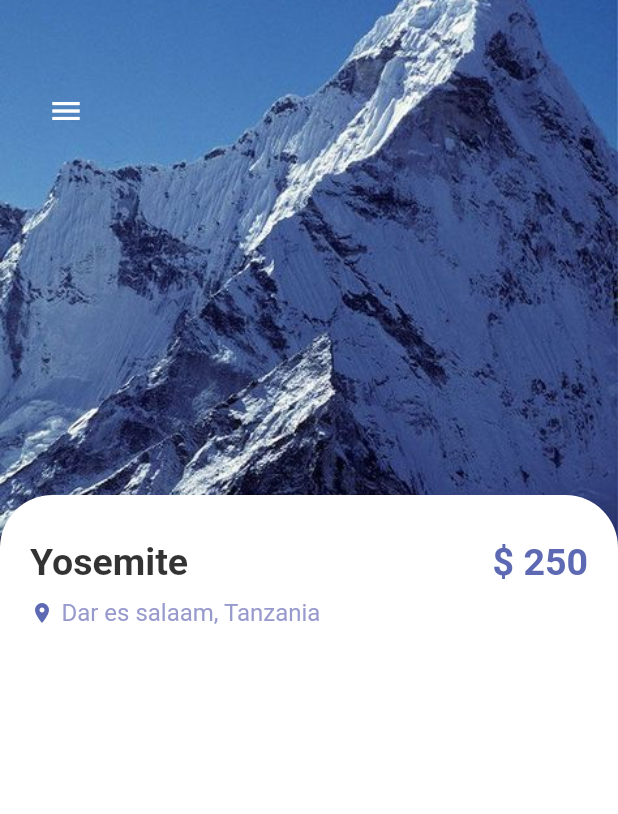
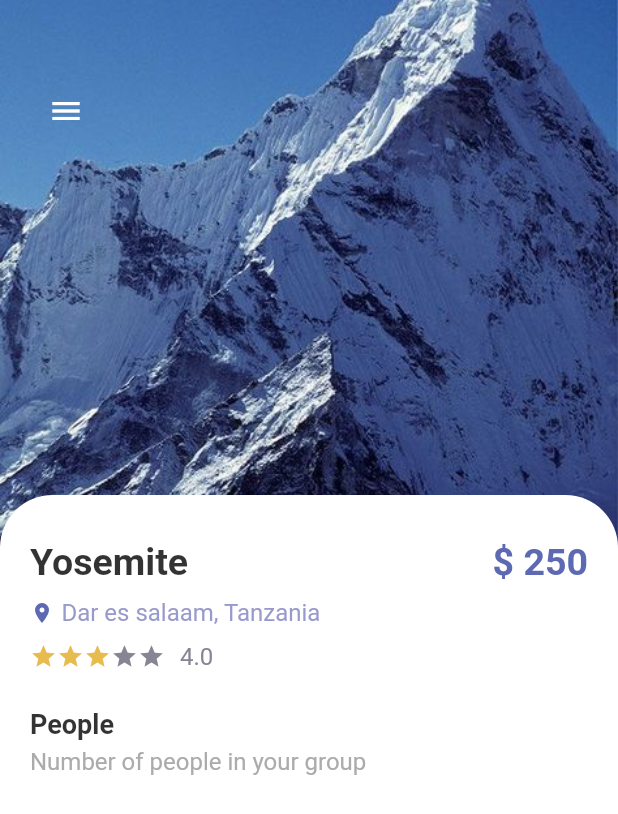
Before and after one commit to PeterShekiondo/Travel, a Flutter app: the screen it shows after launch, on a phone screen of 412 x 824 dp. Shown: the top 814 px of the screen. Run offline on Flutter 3.47's test engine with Material 2 defaults, Android fonts, the phone set to English and light mode, and no system bars.

Commit message:
proceed with detail page

```diff
--- a/lib/screens/detailPgae.dart
+++ b/lib/screens/detailPgae.dart
@@ -11,6 +11,7 @@ class DetailPage extends StatefulWidget {
 }
 
 class _DetailPageState extends State<DetailPage> {
+  int activeStars = 3;
   @override
   Widget build(BuildContext context) {
     return Scaffold(
@@ -59,6 +60,7 @@ class _DetailPageState extends State<DetailPage> {
                   )
                 ),
                 child: Column(
+                  crossAxisAlignment: CrossAxisAlignment.start,
                   children: [
                     Row(
                       mainAxisAlignment: MainAxisAlignment.spaceBetween,
@@ -74,7 +76,22 @@ class _DetailPageState extends State<DetailPage> {
                         SizedBox(width: 5,),
                         AppText(text: "Dar es salaam, Tanzania", size: 16, color: AppColors.textColor1,)
                       ],
-                    )
+                    ),
+                    SizedBox(height: 10,),
+                    Row(
+                      children: [
+                        Wrap(
+                          children: List.generate(5, (index) => Icon(Icons.star, color:index<activeStars? AppColors.starColor:AppColors.textColor2, size: 18,)),
+                        ),
+                        SizedBox(width: 10,),
+                        AppText(text: "4.0", color: AppColors.textColor2, size: 16,)
+                      ],
+                    ),
+                    SizedBox(height: 25),
+                    AppText(text: "People", size: 18, color: Colors.black.withOpacity(0.8), weight: FontWeight.bold,),
+                    SizedBox(height: 5),
+                    AppText(text: "Number of people in your group", size: 16, color: AppColors.mainTextColor,),
+
                   ],
                 ),
               )
```
Also changed, not shown: lib/widgets/navigation.dart (renamed from lib/widgets/navidation.dart).
